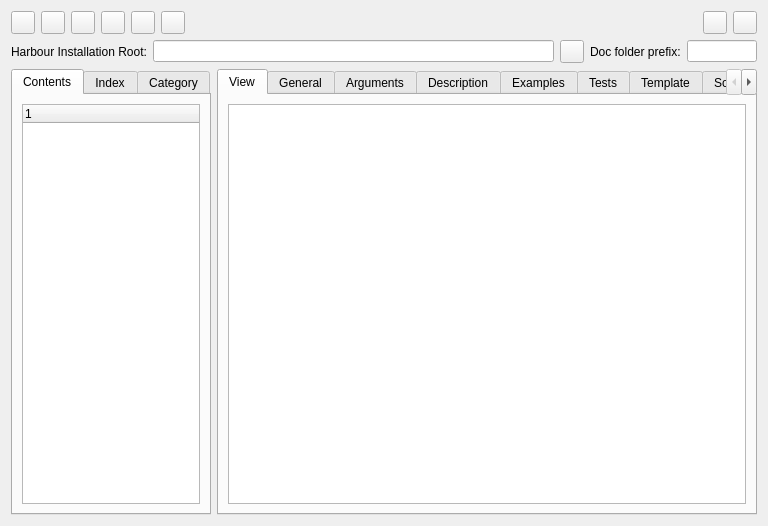
Before: the Qt Designer form harbour/contrib/hbide/resources/docviewgenerator.ui in harbour/core, drawn with Qt 5.
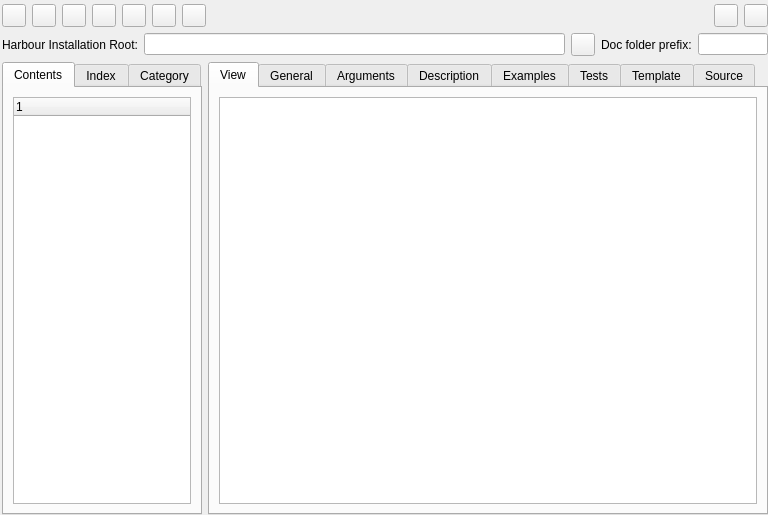
After: the same form once the commit is applied.

Patch:
```diff
--- a/harbour/contrib/hbide/resources/docviewgenerator.ui
+++ b/harbour/contrib/hbide/resources/docviewgenerator.ui
@@ -14,6 +14,18 @@
    <string>Form</string>
   </property>
   <layout class="QGridLayout" name="gridLayout">
+   <property name="leftMargin">
+    <number>2</number>
+   </property>
+   <property name="topMargin">
+    <number>4</number>
+   </property>
+   <property name="rightMargin">
+    <number>0</number>
+   </property>
+   <property name="bottomMargin">
+    <number>0</number>
+   </property>
    <item row="2" column="0" colspan="2">
     <layout class="QHBoxLayout" name="horizontalLayout">
      <item>
@@ -441,6 +453,13 @@
        </property>
       </widget>
      </item>
+     <item>
+      <widget class="QToolButton" name="buttonPdf">
+       <property name="text">
+        <string/>
+       </property>
+      </widget>
+     </item>
      <item>
       <spacer name="horizontalSpacer_2">
        <property name="orientation">
```
